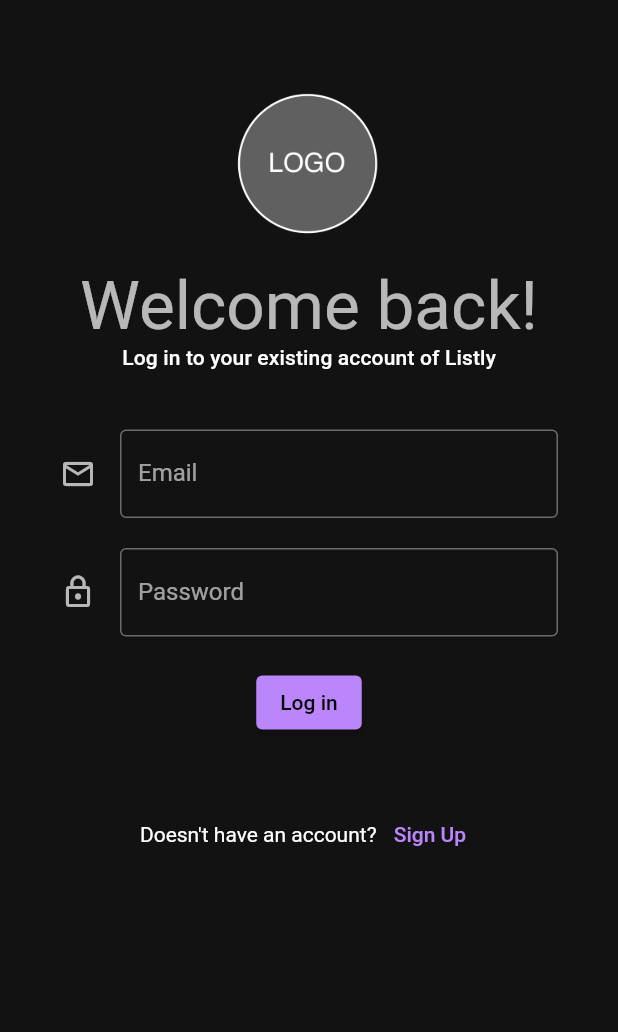
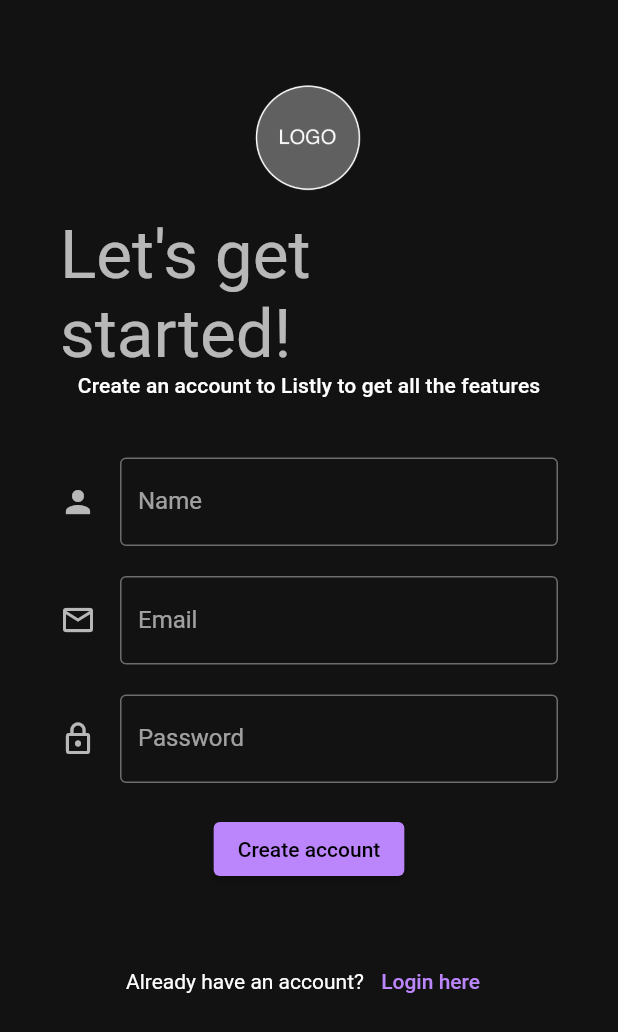
Before and after one commit to Listly-org/listly-app, a Flutter app: the screen it shows after launch, after a tap on "Sign Up", on a phone screen of 412 x 824 dp. Shown: the top 1032 px of the screen. Run offline on Flutter 3.47's test engine with Material 2 defaults, Android fonts, the phone set to English and light mode, and no system bars; drawn by our look-alikes of flutter_form_builder; our stand-ins replace dio, flutter_dotenv, fluttertoast, form_builder_validators.

Commit message:
Feat: Sign up page implementation

```diff
--- a/lib/main.dart
+++ b/lib/main.dart
@@ -1,6 +1,7 @@
 import 'package:flutter/material.dart';
 import 'package:flutter_dotenv/flutter_dotenv.dart';
 import 'package:listly/pages/login_page.dart';
+import 'package:listly/pages/sign_up_page.dart';
 
 Future main() async {
     await dotenv.load(fileName: '.env');
@@ -12,7 +13,8 @@ Future main() async {
             theme: ThemeData.from(colorScheme: ColorScheme.dark()),
             themeMode: ThemeMode.dark,
             routes: <String, WidgetBuilder>{
-                '/': (BuildContext context) => const LoginPage()
+                '/': (BuildContext context) => const LoginPage(),
+                '/sign-up': (BuildContext context) => const SignUpPage()
             },
         )
     );
--- /dev/null
+++ b/lib/pages/sign_up_page.dart
@@ -0,0 +1,129 @@
+import 'dart:convert';
+import 'package:flutter/material.dart';
+import 'package:flutter_form_builder/flutter_form_builder.dart';
+import 'package:form_builder_validators/form_builder_validators.dart';
+import 'package:listly/services/api_service.dart';
+import 'package:listly/services/toast_service.dart';
+
+class SignUpPage extends StatefulWidget {
+    const SignUpPage({super.key});
+
+    @override
+    SignUpPageState createState() {
+        return SignUpPageState();
+    }
+}
+
+class SignUpPageState extends State<SignUpPage> {
+    ToastService toast = ToastService();
+    ApiService api = ApiService();
+
+    final formKey = GlobalKey<FormBuilderState>();
+
+    void submit() {
+        final formData = formKey.currentState?.value;
+        debugPrint(jsonEncode(formData));
+
+        api.post('/user', formData)
+            .then((value) {
+                toast.displayToast('Account created successfully!', 'success');
+                Navigator.pushNamed(context, '/');
+            });
+    }
+
+    @override
+    Widget build(BuildContext context) {
+        return Scaffold(
+            resizeToAvoidBottomInset: true,
+            body: Container(
+                width: MediaQuery.of(context).size.width,
+                padding: EdgeInsets.only(top: 40, left: 40, right: 40, bottom: 40),
+                child: Column(children: [
+                    Image(
+                        image: AssetImage('assets/images/logo.png'),
+                        width: MediaQuery.of(context).size.width / 4
+                    ),
+                    Text(
+                        'Let\'s get started!',
+                        style: Theme.of(context).textTheme.headline3
+                    ),
+                    Text(
+                        'Create an account to Listly to get all the features',
+                        style: Theme.of(context).textTheme.subtitle2,
+                    ),
+                    SizedBox(height: 40),
+                    FormBuilder(
+                        autovalidateMode: AutovalidateMode.disabled,
+                        key: formKey,
+                        child: Column(children: [
+                            FormBuilderTextField(
+                                name: 'name',
+                                autofocus: true,
+                                autovalidateMode: AutovalidateMode.onUserInteraction,
+                                decoration: InputDecoration(
+                                    icon: Icon(Icons.person),
+                                    labelText: 'Name',
+                                    border: OutlineInputBorder()
+                                ),
+                                validator: FormBuilderValidators.required(errorText: 'Name is required')
+                            ),
+                            SizedBox(height: 20),
+                            FormBuilderTextField(
+                                name: 'email',
+                                autofocus: true,
+                                autovalidateMode: AutovalidateMode.onUserInteraction,
+                                decoration: InputDecoration(
+                                    icon: Icon(Icons.email_outlined),
+                                    hintText: 'example@email.com',
+                                    labelText: 'Email',
+                                    border: OutlineInputBorder()
+                                ),
+                                validator: FormBuilderValidators.compose([
+                                    FormBuilderValidators.required(errorText: 'Email is required'),
+                                    FormBuilderValidators.email(errorText: 'Must be a valid email')
+                                ]),
+                            ),
+                            SizedBox(height: 20),
+                            FormBuilderTextField(
+                                name: 'password',
+                                autovalidateMode: AutovalidateMode.onUserInteraction,
+                                obscureText: true,
+                                decoration: InputDecoration(
+                                    icon: Icon(Icons.lock_outline),
+                                    hintText: '********',
+                                    labelText: 'Password',
+                                    border: OutlineInputBorder()
+                                ),
+                                validator: FormBuilderValidators.required(errorText: 'Password is required')
+                            ),
+                            SizedBox(height: 20),
+                            ElevatedButton(
+                                onPressed: () {
+                                    formKey.currentState!.save();
+                                    formKey.currentState!.validate();
+                                    if(formKey.currentState!.isValid) {
+                                        submit();
+                                    } else {
+                                        toast.displayToast('Check the fields and try again', 'info');
+                                    }
+                                },
+                                child: Text('Create account'),
+                            )
+                        ])
+                    ),
+                    SizedBox(height: 40),
+                    Row(
+                        mainAxisAlignment: MainAxisAlignment.center,
+                        children: [
+                            Text('Already have an account? '),
+                            TextButton(
+                                onPressed: () => Navigator.pushNamed(context, '/'),
+                                child: Text('Login here')
+                            )
+                        ],
+                    ),
+                ])
+            )
+        );
+    }
+}
```
